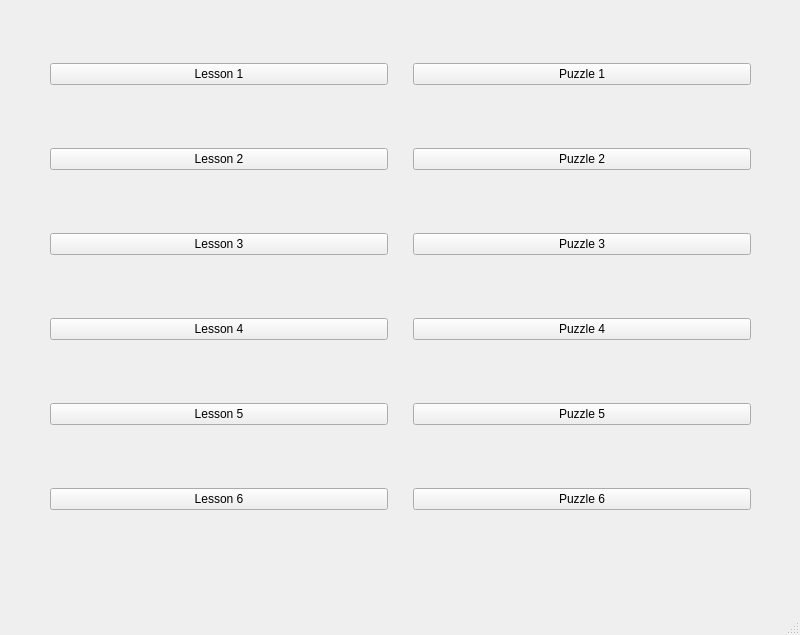
Above: chess.ui from 25hlarsen4/Chess-App before the change. Below: the same form after it.
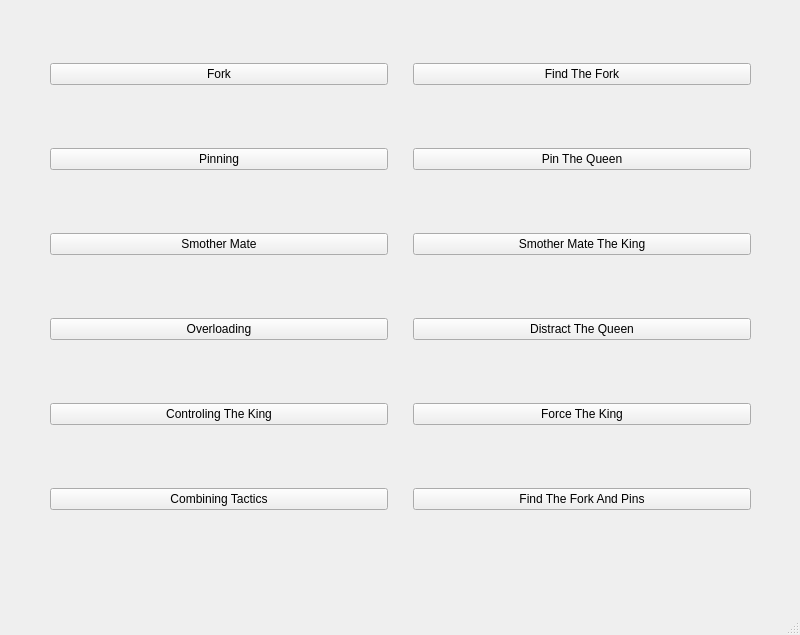
That is the form after the change. The open tabs and pages were chosen to show the change. Custom widgets are drawn as their Qt base class.

Commit message: Add lesson/puzzle names to main page

```diff
--- a/chess.ui
+++ b/chess.ui
@@ -128,84 +128,84 @@
        <item row="3" column="0">
         <widget class="QPushButton" name="lesson4">
          <property name="text">
-          <string>Lesson 4</string>
+          <string>Overloading</string>
          </property>
         </widget>
        </item>
        <item row="3" column="1">
         <widget class="QPushButton" name="puzzle4">
          <property name="text">
-          <string>Puzzle 4</string>
+          <string>Distract The Queen</string>
          </property>
         </widget>
        </item>
        <item row="4" column="0">
         <widget class="QPushButton" name="lesson5">
          <property name="text">
-          <string>Lesson 5</string>
+          <string>Controling The King</string>
          </property>
         </widget>
        </item>
        <item row="4" column="1">
         <widget class="QPushButton" name="puzzle5">
          <property name="text">
-          <string>Puzzle 5</string>
+          <string>Force The King</string>
          </property>
         </widget>
        </item>
        <item row="0" column="1">
         <widget class="QPushButton" name="puzzle1">
          <property name="text">
-          <string>Puzzle 1</string>
+          <string>Find The Fork</string>
          </property>
         </widget>
        </item>
        <item row="0" column="0">
         <widget class="QPushButton" name="lesson1">
          <property name="text">
-          <string>Lesson 1</string>
+          <string>Fork</string>
          </property>
         </widget>
        </item>
        <item row="2" column="0">
         <widget class="QPushButton" name="lesson3">
          <property name="text">
-          <string>Lesson 3</string>
+          <string>Smother Mate</string>
          </property>
         </widget>
        </item>
        <item row="1" column="1">
         <widget class="QPushButton" name="puzzle2">
          <property name="text">
-          <string>Puzzle 2</string>
+          <string>Pin The Queen</string>
          </property>
         </widget>
        </item>
        <item row="1" column="0">
         <widget class="QPushButton" name="lesson2">
          <property name="text">
-          <string>Lesson 2</string>
+          <string>Pinning</string>
          </property>
         </widget>
        </item>
        <item row="2" column="1">
         <widget class="QPushButton" name="puzzle3">
          <property name="text">
-          <string>Puzzle 3</string>
+          <string>Smother Mate The King</string>
          </property>
         </widget>
        </item>
        <item row="5" column="0">
         <widget class="QPushButton" name="lesson6">
          <property name="text">
-          <string>Lesson 6</string>
+          <string>Combining Tactics</string>
          </property>
         </widget>
        </item>
        <item row="5" column="1">
         <widget class="QPushButton" name="puzzle6">
          <property name="text">
-          <string>Puzzle 6</string>
+          <string>Find The Fork And Pins</string>
          </property>
         </widget>
        </item>
```
Left out of the diff: 2 changed lines with no effect on the pictures.
